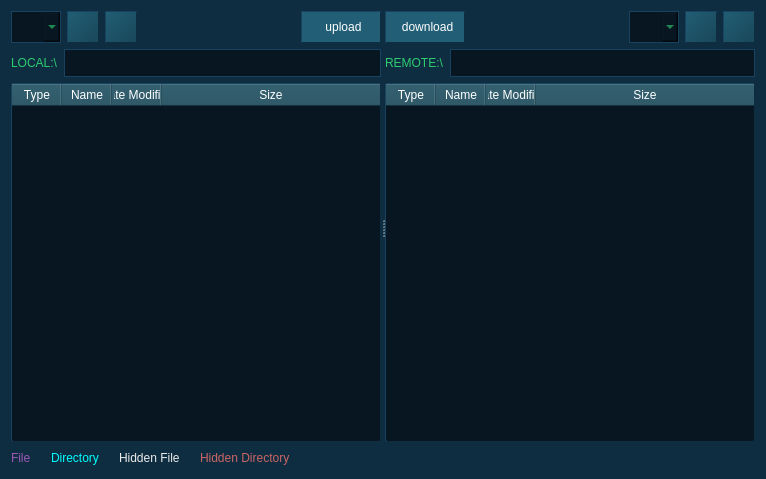
The window that source/plugins/mexplorer/mexploer_ui.ui (5l1v3r1/Moderat) describes before a commit, drawn with Qt 5.
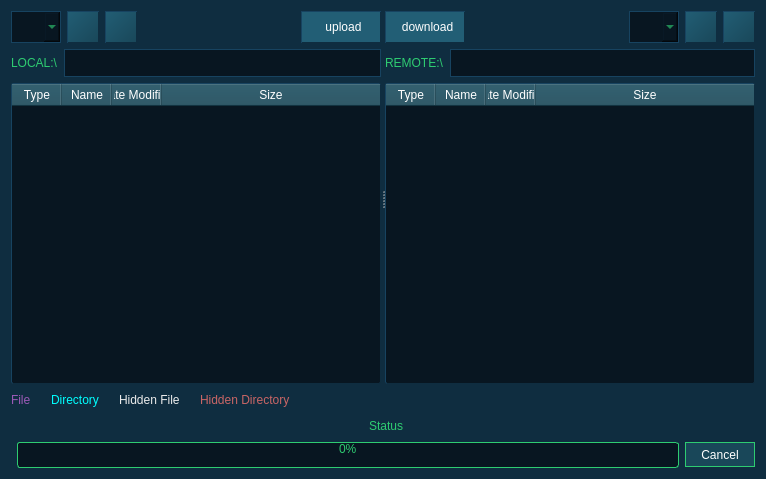
The same window after the commit. Icons and pictures are not drawn.

The edit to the form file:
```diff
--- a/source/plugins/mexplorer/mexploer_ui.ui
+++ b/source/plugins/mexplorer/mexploer_ui.ui
@@ -18,7 +18,91 @@
 color: #2ecc71;</string>
   </property>
   <layout class="QGridLayout" name="gridLayout">
-   <item row="0" column="0">
+   <item row="1" column="0" colspan="3">
+    <layout class="QHBoxLayout" name="horizontalLayout_5">
+     <property name="spacing">
+      <number>20</number>
+     </property>
+     <item>
+      <widget class="QLabel" name="fileLabel">
+       <property name="maximumSize">
+        <size>
+         <width>16777215</width>
+         <height>15</height>
+        </size>
+       </property>
+       <property name="styleSheet">
+        <string notr="true">color: rgb(155, 89, 182);</string>
+       </property>
+       <property name="text">
+        <string>File</string>
+       </property>
+      </widget>
+     </item>
+     <item>
+      <widget class="QLabel" name="dirLabel">
+       <property name="maximumSize">
+        <size>
+         <width>16777215</width>
+         <height>15</height>
+        </size>
+       </property>
+       <property name="styleSheet">
+        <string notr="true">color: rgb(0, 255, 255);</string>
+       </property>
+       <property name="text">
+        <string>Directory</string>
+       </property>
+      </widget>
+     </item>
+     <item>
+      <widget class="QLabel" name="hfileLabel">
+       <property name="maximumSize">
+        <size>
+         <width>16777215</width>
+         <height>15</height>
+        </size>
+       </property>
+       <property name="styleSheet">
+        <string notr="true">color: rgb(235, 235, 235);</string>
+       </property>
+       <property name="text">
+        <string>Hidden File</string>
+       </property>
+      </widget>
+     </item>
+     <item>
+      <widget class="QLabel" name="hdirLabel">
+       <property name="maximumSize">
+        <size>
+         <width>16777215</width>
+         <height>15</height>
+        </size>
+       </property>
+       <property name="styleSheet">
+        <string notr="true">color: rgb(201, 101, 101);</string>
+       </property>
+       <property name="text">
+        <string>Hidden Directory</string>
+       </property>
+      </widget>
+     </item>
+     <item>
+      <spacer name="horizontalSpacer_3">
+       <property name="orientation">
+        <enum>Qt::Horizontal</enum>
+       </property>
+       <property name="sizeHint" stdset="0">
+        <size>
+         <width>40</width>
+         <height>20</height>
+        </size>
+       </property>
+      </spacer>
+     </item>
+    </layout>
+   </item>
+   <item row="0" column="0" colspan="3">
     <widget class="QSplitter" name="splitter">
      <property name="orientation">
       <enum>Qt::Horizontal</enum>
@@ -672,89 +756,89 @@
      </widget>
     </widget>
    </item>
-   <item row="1" column="0">
-    <layout class="QHBoxLayout" name="horizontalLayout_5">
-     <property name="spacing">
-      <number>20</number>
+   <item row="3" column="1">
+    <widget class="QProgressBar" name="progressBar">
+     <property name="styleSheet">
+      <string notr="true">QProgressBar:horizontal {
+border: 1px solid #2ecc71;
+border-radius: 3px;
+background: #081621;
+padding: 1px;
+text-align: top;
+margin-right: 4ex;
+}
+QProgressBar::chunk:horizontal {
+background: #194759;
+margin-right: 1px;
+width: 5px;
+}</string>
      </property>
-     <item>
-      <widget class="QLabel" name="fileLabel">
-       <property name="maximumSize">
-        <size>
-         <width>16777215</width>
-         <height>15</height>
-        </size>
-       </property>
-       <property name="styleSheet">
-        <string notr="true">color: rgb(155, 89, 182);</string>
-       </property>
-       <property name="text">
-        <string>File</string>
-       </property>
-      </widget>
-     </item>
-     <item>
-      <widget class="QLabel" name="dirLabel">
-       <property name="maximumSize">
-        <size>
-         <width>16777215</width>
-         <height>15</height>
-        </size>
-       </property>
-       <property name="styleSheet">
-        <string notr="true">color: rgb(0, 255, 255);</string>
-       </property>
-       <property name="text">
-        <string>Directory</string>
-       </property>
-      </widget>
-     </item>
-     <item>
-      <widget class="QLabel" name="hfileLabel">
-       <property name="maximumSize">
-        <size>
-         <width>16777215</width>
-         <height>15</height>
-        </size>
-       </property>
-       <property name="styleSheet">
-        <string notr="true">color: rgb(235, 235, 235);</string>
-       </property>
-       <property name="text">
-        <string>Hidden File</string>
-       </property>
-      </widget>
-     </item>
-     <item>
-      <widget class="QLabel" name="hdirLabel">
-       <property name="maximumSize">
-        <size>
-         <width>16777215</width>
-         <height>15</height>
-        </size>
-       </property>
-       <property name="styleSheet">
-        <string notr="true">color: rgb(201, 101, 101);</string>
-       </property>
-       <property name="text">
-        <string>Hidden Directory</string>
-       </property>
-      </widget>
-     </item>
-     <item>
-      <spacer name="horizontalSpacer_3">
-       <property name="orientation">
-        <enum>Qt::Horizontal</enum>
-       </property>
-       <property name="sizeHint" stdset="0">
-        <size>
-         <width>40</width>
-         <height>20</height>
-        </size>
-       </property>
-      </spacer>
-     </item>
-    </layout>
+     <property name="value">
+      <number>0</number>
+     </property>
+     <property name="orientation">
+      <enum>Qt::Horizontal</enum>
+     </property>
+     <property name="invertedAppearance">
+      <bool>false</bool>
+     </property>
+     <property name="textDirection">
+      <enum>QProgressBar::TopToBottom</enum>
+     </property>
+     <property name="format">
+      <string>%p%</string>
+     </property>
+    </widget>
+   </item>
+   <item row="3" column="2">
+    <widget class="QPushButton" name="cancelButton">
+     <property name="sizePolicy">
+      <sizepolicy hsizetype="Minimum" vsizetype="Fixed">
+       <horstretch>0</horstretch>
+       <verstretch>0</verstretch>
+      </sizepolicy>
+     </property>
+     <property name="minimumSize">
+      <size>
+       <width>70</width>
+       <height>25</height>
+      </size>
+     </property>
+     <property name="styleSheet">
+      <string notr="true">QPushButton#cancelButton {
+            background: #194759;
+			border: 1px solid #2ecc71;
+			color: white;
+            background-color: #194759;
+            }
+
+QPushButton#cancelButton:pressed {
+            background: #194759;
+            border: 1px outset;
+            border-color: #0F2D40;
+            background-color: qlineargradient(spread:pad, x1:1, y1:1, x2:0, y2:0, stop:0 #112F3B, stop:1 #1B4C5E);
+            }</string>
+     </property>
+     <property name="text">
+      <string>Cancel</string>
+     </property>
+    </widget>
+   </item>
+   <item row="2" column="1" colspan="2">
+    <widget class="QLabel" name="statusLabel">
+     <property name="maximumSize">
+      <size>
+       <width>16777215</width>
+       <height>20</height>
+      </size>
+     </property>
+     <property name="text">
+      <string>Status</string>
+     </property>
+     <property name="alignment">
+      <set>Qt::AlignCenter</set>
+     </property>
+    </widget>
    </item>
   </layout>
  </widget>
```
